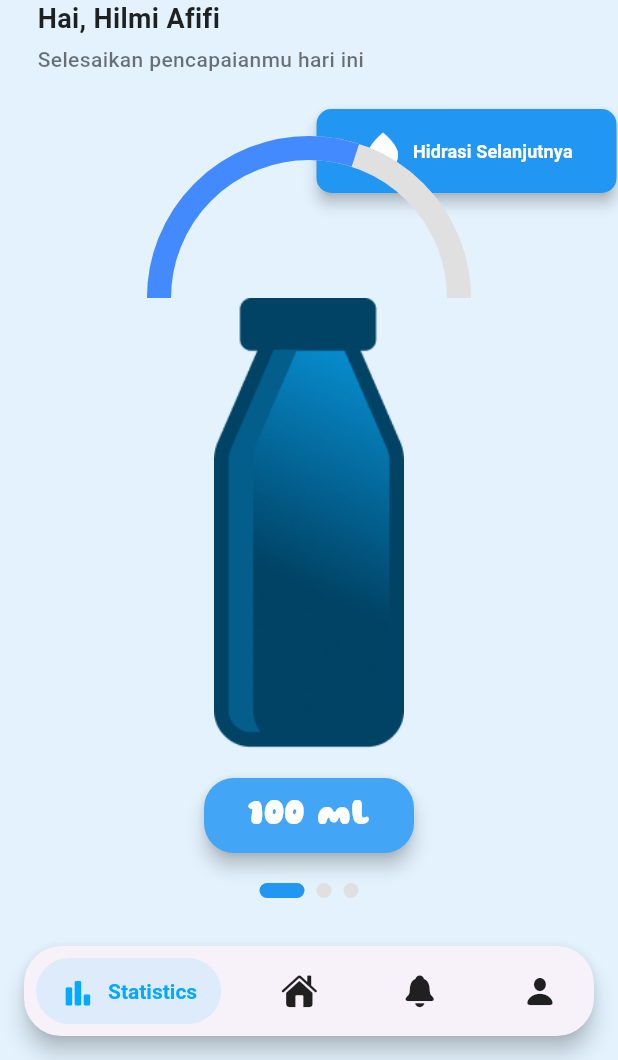
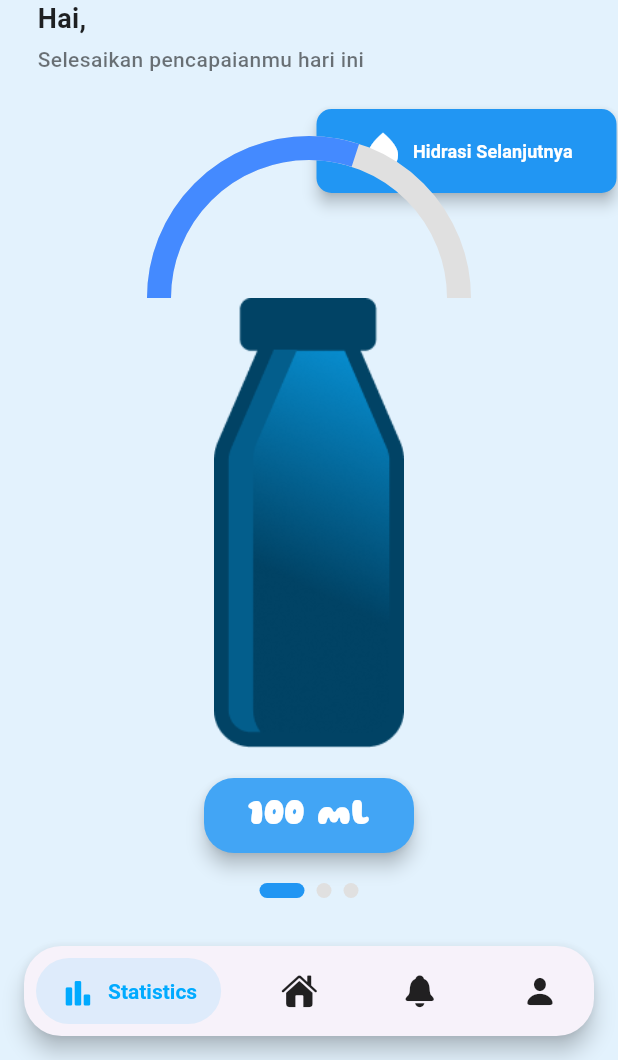
Before and after one commit to rizaldinata/hydrate, a Flutter app: the RegistrationTime screen opened directly with empty values, after a tap on "DAFTAR", on a phone screen of 412 x 824 dp, the part 176-1236 px from its top. Run offline on Flutter 3.47's test engine with Material 3 defaults, Android fonts, the phone set to English and light mode, and no system bars; drawn by our look-alikes of salomon_bottom_bar, smooth_page_indicator; our stand-ins replace flutter_svg, google_fonts.

Commit message:
agar nama lebih dinamis

```diff
--- a/lib/view/registration2_view.dart
+++ b/lib/view/registration2_view.dart
@@ -150,7 +150,7 @@ class _RegistrationTimeState extends State<RegistrationTime> {
                       Navigator.push(
                         context,
                         MaterialPageRoute(
-                          builder: (context) => HomeScreen(
+                          builder: (context) => HomeScreen(name: widget.name,
                             // name: widget.name,
                             // gender: widget.gender,
                             // weight: widget.weight,
--- a/lib/view/screen/home_screen.dart
+++ b/lib/view/screen/home_screen.dart
@@ -5,7 +5,8 @@ import 'package:hydrate/view/screen/water_indicator.dart';
 import 'package:smooth_page_indicator/smooth_page_indicator.dart';
 
 class HomeScreen extends StatefulWidget {
-  const HomeScreen({super.key});
+  final String name;
+  const HomeScreen({super.key, required this.name});
 
   @override
   State<HomeScreen> createState() => _HomeScreenState();
@@ -44,7 +45,7 @@ class _HomeScreenState extends State<HomeScreen>
       backgroundColor: Colors.blue[50],
       body: Stack(
         children: [
-          const Padding(
+          Padding(
             padding: EdgeInsets.symmetric(
               horizontal: 25.0,
               vertical: 60.0,
@@ -59,7 +60,7 @@ class _HomeScreenState extends State<HomeScreen>
                         color: Colors.blue,
                         fontFamily: "Gluten")),
                 Text(
-                  "Hai, Hilmi Afifi",
+                  "Hai, ${widget.name}",
                   style: TextStyle(
                     fontSize: 18,
                     fontWeight: FontWeight.w600,
```
Also changed, not shown: lib/controller/home_controller.dart (line endings or trailing spaces), lib/view/screen/water_indicator.dart (line endings or trailing spaces), pubspec.lock, 125 other files.
